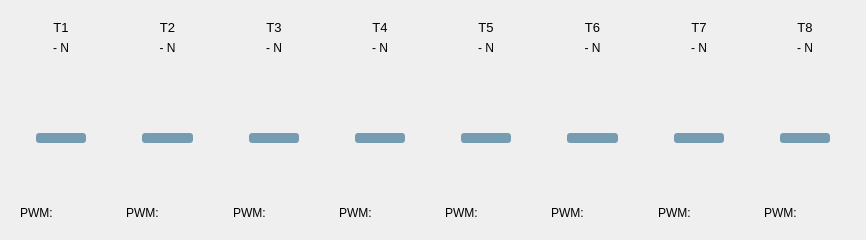
The window that rqt_thruster_effort/resource/mainwidget.ui (sonia-auv/rqt_sonia_plugins) describes before a commit, drawn with Qt 5.
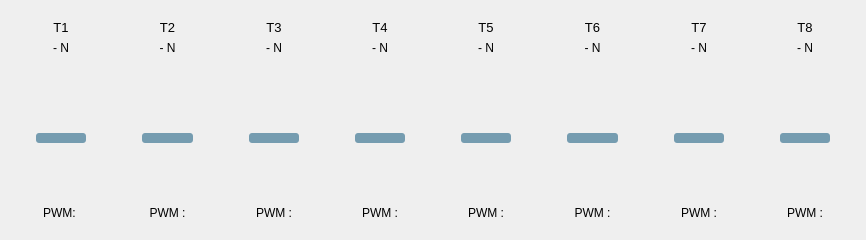
The same window after the commit.

```diff
--- a/rqt_thruster_effort/resource/mainwidget.ui
+++ b/rqt_thruster_effort/resource/mainwidget.ui
@@ -126,6 +126,9 @@
         <property name="text">
          <string>PWM: </string>
         </property>
+        <property name="alignment">
+         <set>Qt::AlignCenter</set>
+        </property>
        </widget>
       </item>
      </layout>
@@ -213,7 +216,13 @@
       <item>
        <widget class="QLabel" name="T2_pwm">
         <property name="text">
-         <string>PWM: </string>
+         <string>PWM :</string>
+        </property>
+        <property name="scaledContents">
+         <bool>false</bool>
+        </property>
+        <property name="alignment">
+         <set>Qt::AlignCenter</set>
         </property>
        </widget>
       </item>
@@ -305,7 +314,10 @@
       <item>
        <widget class="QLabel" name="T3_pwm">
         <property name="text">
-         <string>PWM: </string>
+         <string>PWM :</string>
+        </property>
+        <property name="alignment">
+         <set>Qt::AlignCenter</set>
         </property>
        </widget>
       </item>
@@ -394,7 +406,10 @@
       <item>
        <widget class="QLabel" name="T4_pwm">
         <property name="text">
-         <string>PWM: </string>
+         <string>PWM :</string>
+        </property>
+        <property name="alignment">
+         <set>Qt::AlignCenter</set>
         </property>
        </widget>
       </item>
@@ -483,7 +498,10 @@
       <item>
        <widget class="QLabel" name="T5_pwm">
         <property name="text">
-         <string>PWM: </string>
+         <string>PWM :</string>
+        </property>
+        <property name="alignment">
+         <set>Qt::AlignCenter</set>
         </property>
        </widget>
       </item>
@@ -572,7 +590,10 @@
       <item>
        <widget class="QLabel" name="T6_pwm">
         <property name="text">
-         <string>PWM: </string>
+         <string>PWM :</string>
+        </property>
+        <property name="alignment">
+         <set>Qt::AlignCenter</set>
         </property>
        </widget>
       </item>
@@ -661,7 +682,10 @@
       <item>
        <widget class="QLabel" name="T7_pwm">
         <property name="text">
-         <string>PWM: </string>
+         <string>PWM :</string>
+        </property>
+        <property name="alignment">
+         <set>Qt::AlignCenter</set>
         </property>
        </widget>
       </item>
@@ -750,7 +774,10 @@
       <item>
        <widget class="QLabel" name="T8_pwm">
         <property name="text">
-         <string>PWM: </string>
+         <string>PWM :</string>
+        </property>
+        <property name="alignment">
+         <set>Qt::AlignCenter</set>
         </property>
        </widget>
       </item>
```
